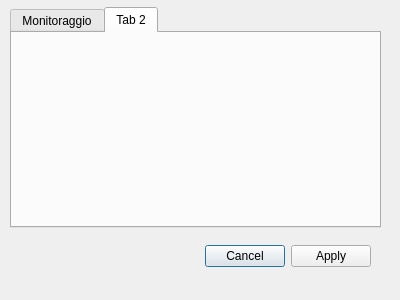
Before: the Qt Designer form RoomMonitor/settings.ui in PieroMacaluso/RoomMonitor, drawn with Qt 5.
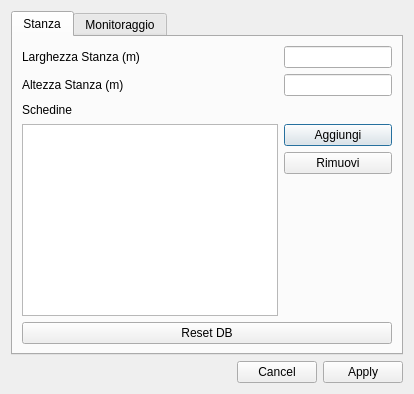
After: the same form once the commit is applied. The open tabs and pages were chosen to show the change.

Commit message: - Removing user and local data - Improving Settings

The edit to the form file:
```diff
--- a/RoomMonitor/settings.ui
+++ b/RoomMonitor/settings.ui
@@ -2,58 +2,101 @@
 <ui version="4.0">
     <class>ConfigDialog</class>
     <widget class="QDialog" name="ConfigDialog">
-        <property name="geometry">
-            <rect>
-                <x>0</x>
-                <y>0</y>
-                <width>400</width>
-                <height>300</height>
-            </rect>
-        </property>
         <property name="windowTitle">
             <string>Dialog</string>
         </property>
-        <widget class="QDialogButtonBox" name="buttonBox">
-            <property name="geometry">
-                <rect>
-                    <x>30</x>
-                    <y>240</y>
-                    <width>341</width>
-                    <height>32</height>
-                </rect>
-            </property>
-            <property name="orientation">
-                <enum>Qt::Horizontal</enum>
-            </property>
-            <property name="standardButtons">
-                <set>QDialogButtonBox::Apply|QDialogButtonBox::Cancel</set>
-            </property>
-        </widget>
-        <widget class="QWidget" name="verticalLayoutWidget">
-            <property name="geometry">
-                <rect>
-                    <x>10</x>
-                    <y>7</y>
-                    <width>371</width>
-                    <height>221</height>
-                </rect>
-            </property>
-            <layout class="QVBoxLayout" name="verticalLayout">
-                <item>
-                    <widget class="QTabWidget" name="tabWidget">
-                        <widget class="QWidget" name="tab">
-                            <attribute name="title">
-                                <string>Monitoraggio</string>
-                            </attribute>
-                            <widget class="QWidget" name="formLayoutWidget">
-                                <property name="geometry">
-                                    <rect>
-                                        <x>10</x>
-                                        <y>8</y>
-                                        <width>351</width>
-                                        <height>141</height>
-                                    </rect>
-                                </property>
+        <layout class="QVBoxLayout" name="verticalLayout_4">
+            <item>
+                <widget class="QTabWidget" name="tabWidget">
+                    <property name="currentIndex">
+                        <number>0</number>
+                    </property>
+                    <widget class="QWidget" name="tab_2">
+                        <attribute name="title">
+                            <string>Stanza</string>
+                        </attribute>
+                        <layout class="QVBoxLayout" name="verticalLayout_7">
+                            <item>
+                                <layout class="QVBoxLayout" name="verticalLayout_3">
+                                    <item>
+                                        <layout class="QFormLayout" name="formLayout_2">
+                                            <item row="0" column="0">
+                                                <widget class="QLabel" name="widthLabel">
+                                                    <property name="lineWidth">
+                                                        <number>1</number>
+                                                    </property>
+                                                    <property name="midLineWidth">
+                                                        <number>0</number>
+                                                    </property>
+                                                    <property name="text">
+                                                        <string>Larghezza Stanza (m)</string>
+                                                    </property>
+                                                </widget>
+                                            </item>
+                                            <item row="0" column="1">
+                                                <widget class="QLineEdit" name="widthEdit">
+                                                    <property name="text">
+                                                        <string/>
+                                                    </property>
+                                                </widget>
+                                            </item>
+                                            <item row="1" column="0">
+                                                <widget class="QLabel" name="heightLabel">
+                                                    <property name="text">
+                                                        <string>Altezza Stanza (m)</string>
+                                                    </property>
+                                                </widget>
+                                            </item>
+                                            <item row="1" column="1">
+                                                <widget class="QLineEdit" name="heightEdit"/>
+                                            </item>
+                                            <item row="2" column="0">
+                                                <widget class="QLabel" name="boardLabel">
+                                                    <property name="text">
+                                                        <string>Schedine</string>
+                                                    </property>
+                                                </widget>
+                                            </item>
+                                            <item row="3" column="0">
+                                                <widget class="QTableView" name="boardTable"/>
+                                            </item>
+                                            <item row="3" column="1">
+                                                <layout class="QVBoxLayout" name="verticalLayout_2">
+                                                    <item>
+                                                        <widget class="QPushButton" name="addBoard">
+                                                            <property name="text">
+                                                                <string>Aggiungi</string>
+                                                            </property>
+                                                        </widget>
+                                                    </item>
+                                                    <item>
+                                                        <widget class="QPushButton" name="removeBoard">
+                                                            <property name="text">
+                                                                <string>Rimuovi</string>
+                                                            </property>
+                                                        </widget>
+                                                    </item>
+                                                </layout>
+                                            </item>
+                                        </layout>
+                                    </item>
+                                    <item>
+                                        <widget class="QPushButton" name="resetButton">
+                                            <property name="text">
+                                                <string>Reset DB</string>
+                                            </property>
+                                        </widget>
+                                    </item>
+                                </layout>
+                            </item>
+                        </layout>
+                    </widget>
+                    <widget class="QWidget" name="tab">
+                        <attribute name="title">
+                            <string>Monitoraggio</string>
+                        </attribute>
+                        <layout class="QVBoxLayout" name="verticalLayout_6">
+                            <item>
                                 <layout class="QFormLayout" name="formLayout">
                                     <item row="0" column="0">
                                         <widget class="QLabel" name="label">
@@ -82,17 +125,22 @@
                                         <widget class="QLineEdit" name="lineEdit_2"/>
                                     </item>
                                 </layout>
-                            </widget>
-                        </widget>
-                        <widget class="QWidget" name="tab_2">
-                            <attribute name="title">
-                                <string>Tab 2</string>
-                            </attribute>
-                        </widget>
+                            </item>
+                        </layout>
                     </widget>
-                </item>
-            </layout>
-        </widget>
+                </widget>
+            </item>
+            <item>
+                <widget class="QDialogButtonBox" name="buttonBox">
+                    <property name="orientation">
+                        <enum>Qt::Horizontal</enum>
+                    </property>
+                    <property name="standardButtons">
+                        <set>QDialogButtonBox::Apply|QDialogButtonBox::Cancel</set>
+                    </property>
+                </widget>
+            </item>
+        </layout>
     </widget>
     <resources/>
     <connections>
```
Left out of the diff: 36 changed lines with no effect on the pictures. The commit also changes 47 other files.
